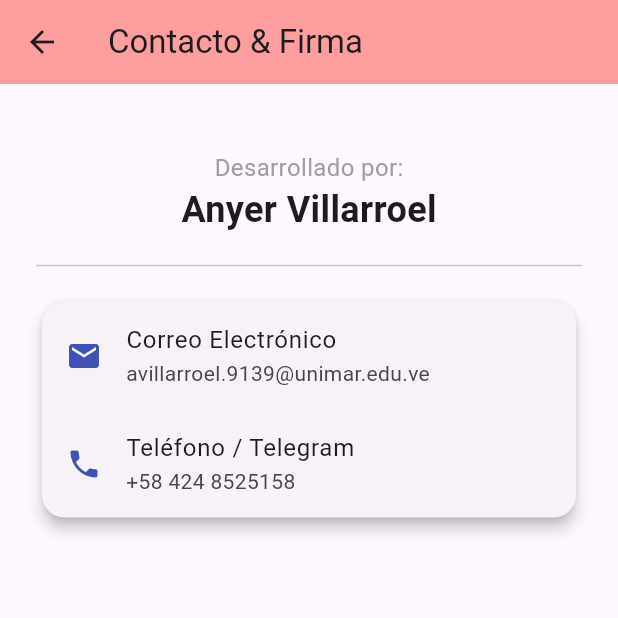
After one commit to avillarroel9139-git/app-portafolio-personal, a Flutter app: the ContactScreen screen opened by its route, on a phone screen of 412 x 824 dp, the top half of it. The commit adds this screen. Run offline on Flutter 3.47's test engine with Material 3 defaults, Android fonts, the phone set to English and light mode, and no system bars.

Commit message:
Diseño, widget y enlaces con main.dart

```diff
--- /dev/null
+++ b/lib/screens/contact_screen.dart
@@ -0,0 +1,51 @@
+import 'package:flutter/material.dart';
+
+class ContactScreen extends StatelessWidget {
+  const ContactScreen({super.key});
+
+  @override
+  Widget build(BuildContext context) {
+    return Scaffold(
+      appBar: AppBar(
+        title: const Text('Contacto & Firma'),
+      ),
+      body: Padding(
+        padding: const EdgeInsets.all(24.0),
+        child: Column(
+          crossAxisAlignment: CrossAxisAlignment.center,
+          children: [
+            const SizedBox(height: 20),
+            const Text(
+              'Desarrollado por:',
+              style: TextStyle(fontSize: 16, color: Colors.grey),
+            ),
+            const Text(
+              'Anyer Villarroel',
+              style: TextStyle(fontSize: 24, fontWeight: FontWeight.bold),
+            ),
+            const Divider(height: 40),
+
+            Card(
+              elevation: 4,
+              shape: RoundedRectangleBorder(borderRadius: BorderRadius.circular(15)),
+              child: const Column(
+                children: [
+                  ListTile(
+                    leading: Icon(Icons.email, color: Colors.indigo),
+                    title: Text('Correo Electrónico'),
+                    subtitle: Text('avillarroel.9139@unimar.edu.ve'),
+                  ),
+                  ListTile(
+                    leading: Icon(Icons.phone, color: Colors.indigo),
+                    title: Text('Teléfono / Telegram'),
+                    subtitle: Text('+58 424 8525158'),
+                  ),
+                ],
+              ),
+            ),
+          ],
+        ),
+      ),
+    );
+  }
+}
--- a/lib/screens/home_screen.dart
+++ b/lib/screens/home_screen.dart
@@ -47,7 +47,7 @@ class HomeScreen extends StatelessWidget {
             ),
             const SizedBox(height: 8),
             const Text(
-              'Soy un estudiante apasionado por la tecnología y el desarrollo\n de aplicaciones móviles. Me gusta aprender nuevas herramientas y crear \n soluciones eficientes. Actualmente estoy profundizando mis conocimientos en \n Dart y Flutter.',
+              'Soy un estudiante apasionado por la tecnología y el desarrollo de aplicaciones móviles. Me gusta aprender nuevas herramientas y crear soluciones eficientes. Actualmente estoy profundizando mis conocimientos en Dart y Flutter.',
               style: TextStyle(fontSize: 16),
             ),
             const SizedBox(height: 24),
--- a/lib/themes/app_theme.dart
+++ b/lib/themes/app_theme.dart
@@ -6,7 +6,7 @@ class AppTheme {
   static final ThemeData lightTheme = ThemeData.light().copyWith(
     primaryColor: primary,
     appBarTheme: const AppBarTheme(
-      color: Color.fromARGB(255, 85, 23, 23),
+      backgroundColor: Color.fromARGB(255, 252, 158, 158),
       elevation: 0,
     ),
   );
```
Also changed, not shown: lib/main.dart (+9 -4 lines), lib/widgets/custom_footer.dart (added, +38 -0 lines).
